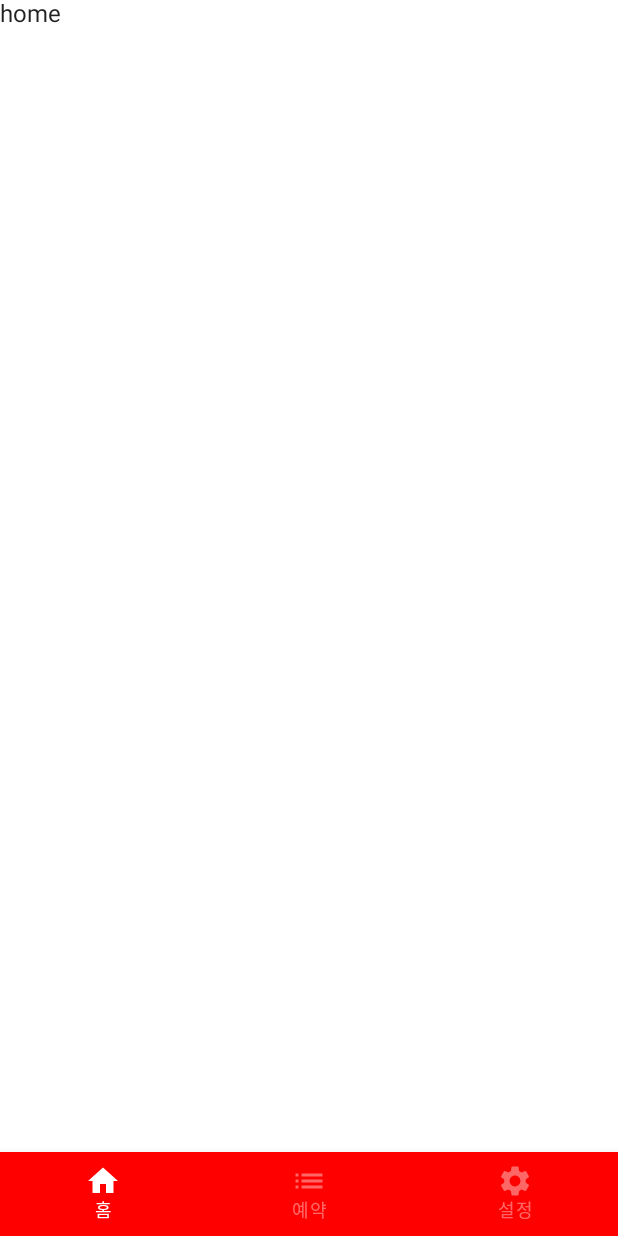
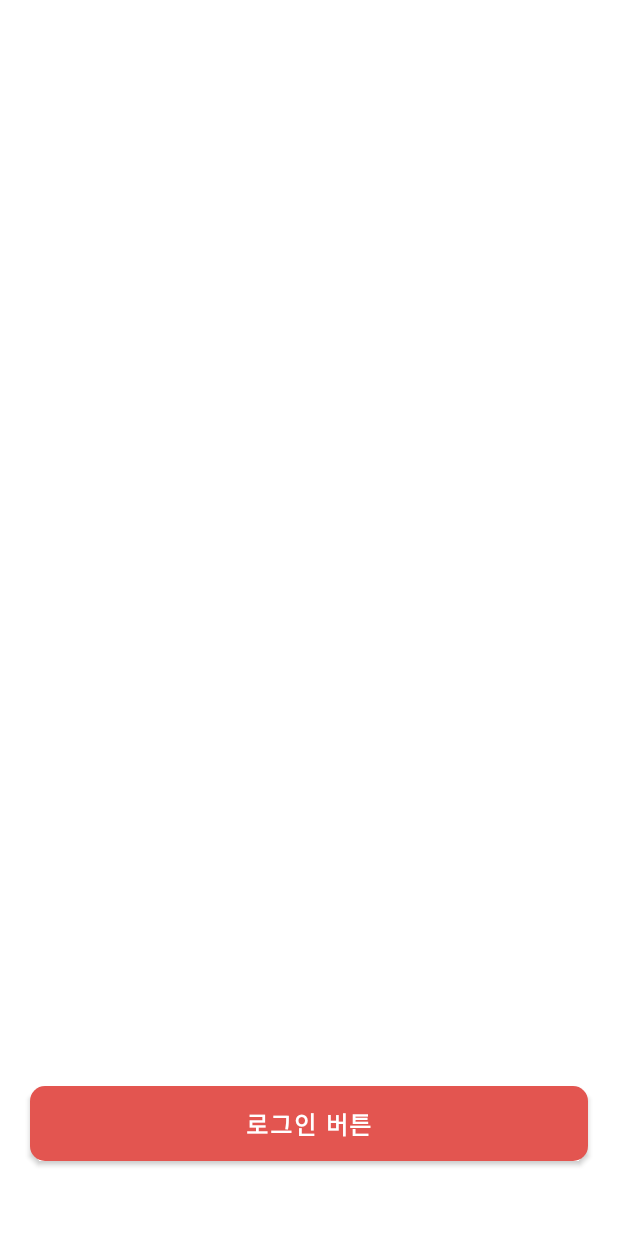
Before and after one commit to FooGather/FooGather, an Android app built with Jetpack Compose: the screen it shows after launch (MainActivity before the commit, LoginActivity after it), on a phone screen of 412 x 824 dp. Run offline under Robolectric (Android 15) with nearby library versions, the light colour scheme and no system bars; libraries missing offline, so code that uses them is left out: com.airbnb.mvrx.

Commit message:
Splash-Login 화면 뼈대를 구성합니다.

```diff
--- a/android/app/src/main/AndroidManifest.xml
+++ b/android/app/src/main/AndroidManifest.xml
@@ -13,17 +13,22 @@
         android:supportsRtl="true"
         android:theme="@style/Theme.FooGather"
         tools:targetApi="31">
+
         <activity
-            android:name=".ui.main.MainActivity"
+            android:name=".ui.splash.SplashActivity"
             android:exported="true"
-            android:label="@string/app_name"
-            android:theme="@style/Theme.FooGather">
+            android:label="@string/app_name">
             <intent-filter>
                 <action android:name="android.intent.action.MAIN" />
 
                 <category android:name="android.intent.category.LAUNCHER" />
             </intent-filter>
         </activity>
+
+        <activity android:name=".ui.login.LoginActivity" />
+
+        <activity android:name=".ui.main.MainActivity" />
+
     </application>
 
 </manifest>
--- a/android/app/src/main/java/io/jspiner/foogather/ui/login/LoginActivity.kt
+++ b/android/app/src/main/java/io/jspiner/foogather/ui/login/LoginActivity.kt
@@ -1,6 +1,39 @@
 package io.jspiner.foogather.ui.login
 
+import android.content.Intent
+import android.os.Bundle
+import androidx.activity.compose.setContent
+import androidx.compose.foundation.layout.fillMaxSize
+import androidx.compose.material.MaterialTheme
+import androidx.compose.material.Surface
+import androidx.compose.ui.Modifier
 import io.jspiner.foogather.base.BaseActivity
+import io.jspiner.foogather.ui.main.MainActivity
+import io.jspiner.foogather.ui.theme.FooGatherTheme
 
 class LoginActivity : BaseActivity() {
+    override fun onCreate(savedInstanceState: Bundle?) {
+        super.onCreate(savedInstanceState)
+
+        setContent {
+            FooGatherTheme {
+                Surface(
+                    modifier = Modifier.fillMaxSize(),
+                    color = MaterialTheme.colors.background
+                ) {
+                    LoginView(
+                        onLoginClick = ::onLoginClick
+                    )
+                }
+            }
+        }
+    }
+
+    private fun onLoginClick() {
+        // TODO 카카오 로그인
+        startActivity(
+            Intent(this, MainActivity::class.java)
+        )
+        finish()
+    }
 }
--- /dev/null
+++ b/android/app/src/main/java/io/jspiner/foogather/ui/login/LoginView.kt
@@ -0,0 +1,46 @@
+package io.jspiner.foogather.ui.login
+
+import androidx.compose.foundation.layout.*
+import androidx.compose.foundation.shape.RoundedCornerShape
+import androidx.compose.material.Button
+import androidx.compose.material.ButtonDefaults
+import androidx.compose.material.Text
+import androidx.compose.runtime.Composable
+import androidx.compose.ui.Alignment
+import androidx.compose.ui.Modifier
+import androidx.compose.ui.graphics.Color
+import androidx.compose.ui.text.font.FontWeight
+import androidx.compose.ui.tooling.preview.Preview
+import androidx.compose.ui.unit.dp
+import androidx.compose.ui.unit.sp
+import io.jspiner.foogather.ui.theme.Primary
+
+@Composable
+@Preview(showSystemUi = true)
+private fun Preview() {
+    LoginView()
+}
+
+@Composable
+fun LoginView(onLoginClick: () -> Unit = {}) {
+    Row {
+        Button(
+            modifier = Modifier
+                .padding(horizontal = 20.dp)
+                .padding(bottom = 50.dp)
+                .fillMaxWidth()
+                .height(50.dp)
+                .align(Alignment.Bottom),
+            colors = ButtonDefaults.buttonColors(backgroundColor = Primary),
+            shape = RoundedCornerShape(10.dp),
+            onClick = { onLoginClick() }
+        ) {
+            Text(
+                text = "로그인 버튼",
+                color = Color.White,
+                fontSize = 16.sp,
+                fontWeight = FontWeight.Bold
+            )
+        }
+    }
+}
--- /dev/null
+++ b/android/app/src/main/java/io/jspiner/foogather/ui/splash/SplashActivity.kt
@@ -0,0 +1,25 @@
+package io.jspiner.foogather.ui.splash
+
+import android.content.Intent
+import android.os.Bundle
+import io.jspiner.foogather.base.BaseActivity
+import io.jspiner.foogather.ui.login.LoginActivity
+import io.jspiner.foogather.ui.main.MainActivity
+
+class SplashActivity : BaseActivity() {
+    override fun onCreate(savedInstanceState: Bundle?) {
+        super.onCreate(savedInstanceState)
+
+        // TODO
+        val isLoggedIn = false
+
+        startActivity(
+            if (isLoggedIn) {
+                Intent(this, MainActivity::class.java)
+            } else {
+                Intent(this, LoginActivity::class.java)
+            }
+        )
+        finish()
+    }
+}
--- a/android/app/src/main/java/io/jspiner/foogather/ui/theme/Color.kt
+++ b/android/app/src/main/java/io/jspiner/foogather/ui/theme/Color.kt
@@ -6,3 +6,5 @@ val Purple200 = Color(0xFFBB86FC)
 val Purple500 = Color(0xFF6200EE)
 val Purple700 = Color(0xFF3700B3)
 val Teal200 = Color(0xFF03DAC5)
+
+val Primary = Color(0xFFE35550)
--- a/android/app/src/main/res/values/themes.xml
+++ b/android/app/src/main/res/values/themes.xml
@@ -1,7 +1,7 @@
 <?xml version="1.0" encoding="utf-8"?>
 <resources>
 
-    <style name="Theme.FooGather" parent="android:Theme.Material.Light.NoActionBar">
-        <item name="android:statusBarColor">@color/purple_700</item>
+    <style name="Theme.FooGather" parent="Theme.AppCompat.NoActionBar">
+        <item name="android:statusBarColor">@color/white</item>
     </style>
 </resources>
```
